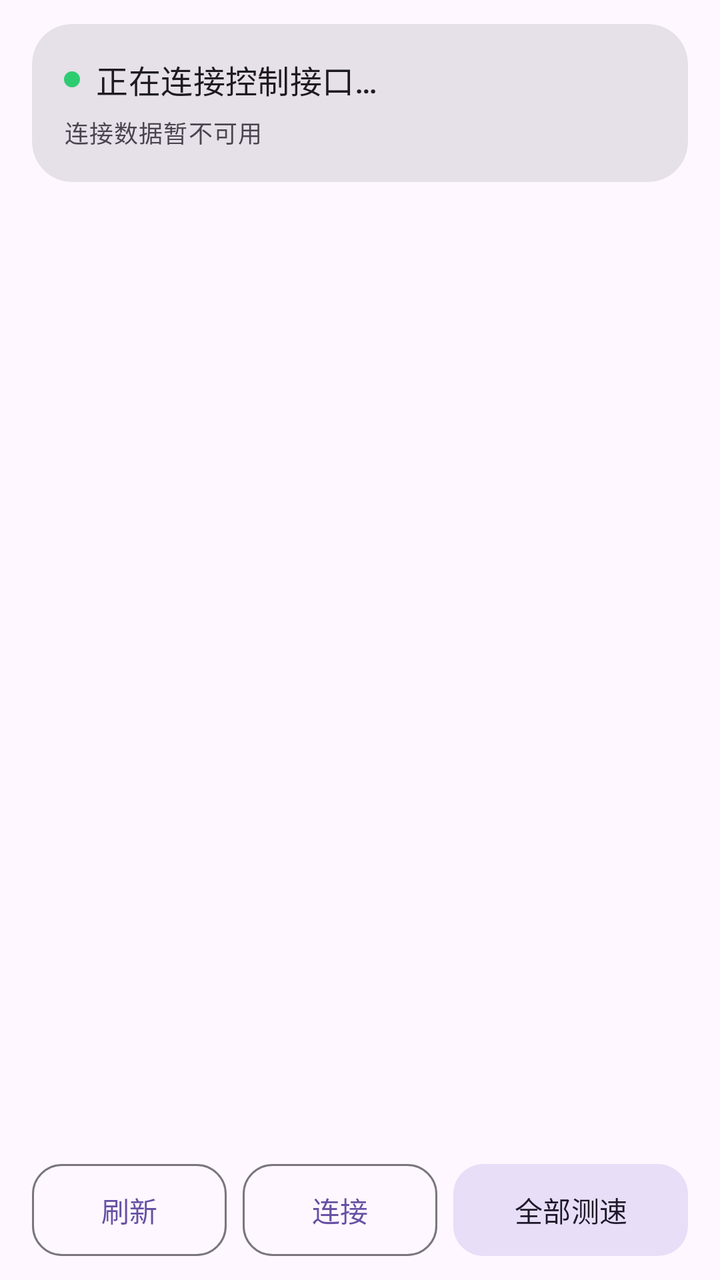
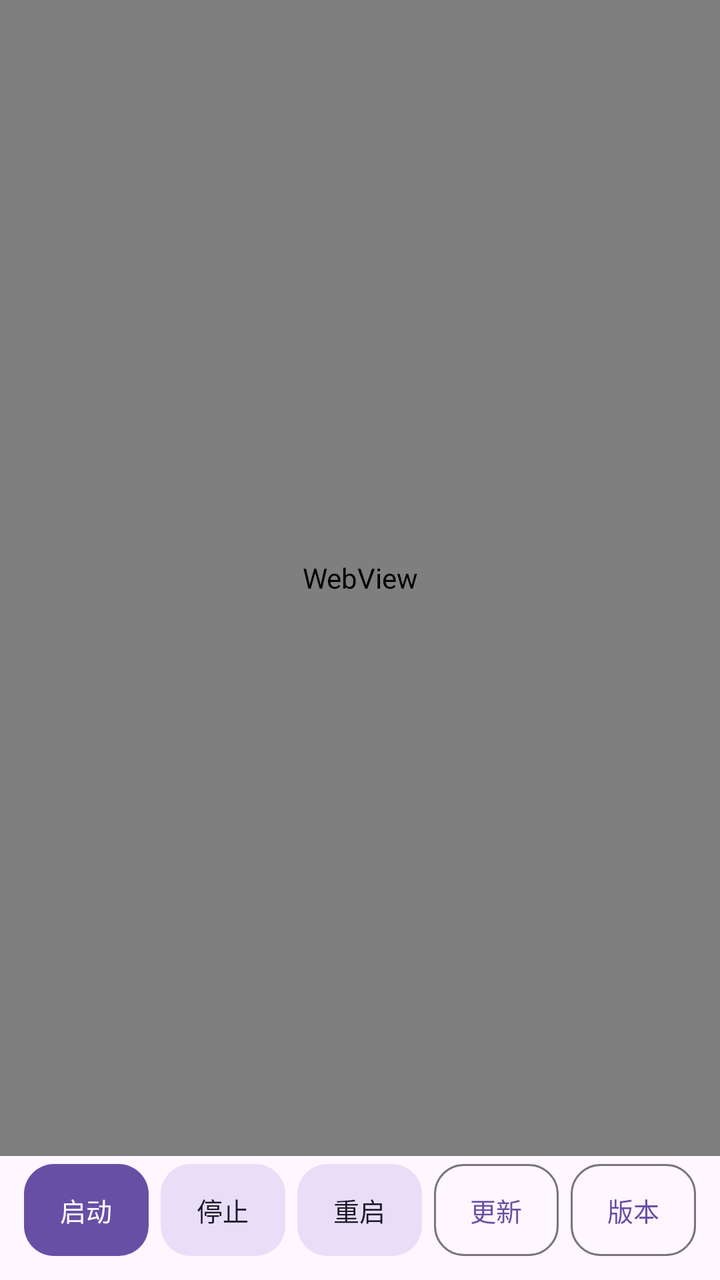

An Android layout rendered at two revisions. The XML below is the earlier revision; the diff shows what the commit changed to produce the second picture.
<!-- AndroidManifest.xml: application theme Theme.HyperOSMod -->
<!-- res/layout/fragment_panel.xml -->
<?xml version="1.0" encoding="utf-8"?>
<LinearLayout xmlns:android="http://schemas.android.com/apk/res/android"
    xmlns:app="http://schemas.android.com/apk/res-auto"
    android:layout_width="match_parent"
    android:layout_height="match_parent"
    android:orientation="vertical">

    <ProgressBar
        android:id="@+id/panel_progress"
        style="?android:attr/progressBarStyleHorizontal"
        android:layout_width="match_parent"
        android:layout_height="2dp"
        android:indeterminate="true"
        android:visibility="gone" />

    
    <com.google.android.material.card.MaterialCardView
        android:id="@+id/session_card"
        style="@style/Widget.Material3.CardView.Filled"
        android:layout_width="match_parent"
        android:layout_height="wrap_content"
        android:layout_marginStart="16dp"
        android:layout_marginTop="12dp"
        android:layout_marginEnd="16dp"
        android:clickable="true"
        android:focusable="true"
        android:foreground="?attr/selectableItemBackground"
        app:cardCornerRadius="20dp"
        app:cardElevation="0dp">

        <LinearLayout
            android:layout_width="match_parent"
            android:layout_height="wrap_content"
            android:orientation="vertical"
            android:padding="16dp">

            <LinearLayout
                android:layout_width="match_parent"
                android:layout_height="wrap_content"
                android:baselineAligned="false"
                android:gravity="center_vertical"
                android:orientation="horizontal">

                <View
                    android:id="@+id/panel_dot"
                    android:layout_width="8dp"
                    android:layout_height="8dp"
                    android:background="@drawable/bg_status_dot" />

                <TextView
                    android:id="@+id/panel_state"
                    android:layout_width="0dp"
                    android:layout_height="wrap_content"
                    android:layout_marginStart="8dp"
                    android:layout_weight="1"
                    android:ellipsize="end"
                    android:maxLines="1"
                    android:text="@string/panel_backend_checking"
                    android:textAppearance="?attr/textAppearanceTitleMedium"
                    app:autoSizeMaxTextSize="16sp"
                    app:autoSizeMinTextSize="11sp"
                    app:autoSizeStepGranularity="1sp"
                    app:autoSizeTextType="uniform" />
            </LinearLayout>

            <TextView
                android:id="@+id/session_meta"
                android:layout_width="match_parent"
                android:layout_height="wrap_content"
                android:layout_marginTop="6dp"
                android:maxLines="2"
                android:text="@string/panel_session_waiting"
                android:textAppearance="?attr/textAppearanceBodySmall"
                android:textColor="?attr/colorOnSurfaceVariant" />
        </LinearLayout>
    </com.google.android.material.card.MaterialCardView>

    
    <FrameLayout
        android:layout_width="match_parent"
        android:layout_height="0dp"
        android:layout_weight="1">

        <LinearLayout
            android:layout_width="match_parent"
            android:layout_height="wrap_content"
            android:layout_gravity="top"
            android:orientation="vertical">

            <androidx.recyclerview.widget.RecyclerView
                android:id="@+id/panel_list"
                android:layout_width="match_parent"
                android:layout_height="wrap_content"
                android:clipToPadding="false"
                android:paddingStart="16dp"
                android:paddingTop="10dp"
                android:paddingEnd="16dp"
                android:paddingBottom="4dp" />
        </LinearLayout>

        <TextView
            android:id="@+id/panel_empty"
            android:layout_width="wrap_content"
            android:layout_height="wrap_content"
            android:layout_gravity="center"
            android:gravity="center"
            android:padding="32dp"
            android:text="@string/panel_empty"
            android:textAppearance="?attr/textAppearanceBodyMedium"
            android:textColor="?attr/colorOnSurfaceVariant"
            android:visibility="gone" />
    </FrameLayout>

    <LinearLayout
        android:layout_width="match_parent"
        android:layout_height="wrap_content"
        android:baselineAligned="false"
        android:orientation="horizontal"
        android:paddingStart="16dp"
        android:paddingTop="4dp"
        android:paddingEnd="16dp"
        android:paddingBottom="12dp">

        <com.google.android.material.button.MaterialButton
            android:id="@+id/btn_refresh"
            style="@style/Widget.Material3.Button.OutlinedButton"
            android:layout_width="0dp"
            android:layout_height="46dp"
            android:layout_marginEnd="8dp"
            android:layout_weight="1"
            android:insetTop="0dp"
            android:insetBottom="0dp"
            android:minWidth="0dp"
            android:paddingStart="4dp"
            android:paddingEnd="4dp"
            android:text="@string/panel_refresh"
            android:textSize="14sp"
            app:cornerRadius="15dp" />

        <com.google.android.material.button.MaterialButton
            android:id="@+id/btn_connections"
            style="@style/Widget.Material3.Button.OutlinedButton"
            android:layout_width="0dp"
            android:layout_height="46dp"
            android:layout_marginEnd="8dp"
            android:layout_weight="1"
            android:insetTop="0dp"
            android:insetBottom="0dp"
            android:minWidth="0dp"
            android:paddingStart="4dp"
            android:paddingEnd="4dp"
            android:text="@string/panel_connections"
            android:textSize="14sp"
            app:cornerRadius="15dp" />

        <com.google.android.material.button.MaterialButton
            android:id="@+id/btn_test_all"
            style="@style/Widget.Material3.Button.TonalButton"
            android:layout_width="0dp"
            android:layout_height="46dp"
            android:layout_weight="1.2"
            android:insetTop="0dp"
            android:insetBottom="0dp"
            android:minWidth="0dp"
            android:paddingStart="4dp"
            android:paddingEnd="4dp"
            android:text="@string/panel_test_all"
            android:textSize="14sp"
            app:cornerRadius="15dp" />
    </LinearLayout>
</LinearLayout>
<!-- resources referenced by this layout -->
<resources>
  <!-- drawable bg_status_dot (drawable) -->
  <?xml version="1.0" encoding="utf-8"?>
  <shape xmlns:android="http://schemas.android.com/apk/res/android"
      android:shape="oval">
      <solid android:color="@color/accent_green" />
      <size android:width="10dp" android:height="10dp" />
  </shape>
  <string name="panel_backend_checking">正在连接控制接口…</string>
  <string name="panel_connections">连接</string>
  <string name="panel_empty">还没有可用数据</string>
  <string name="panel_refresh">刷新</string>
  <string name="panel_session_waiting">连接数据暂不可用</string>
  <string name="panel_test_all">全部测速</string>
  <style name="Theme.HyperOSMod" parent="Theme.Material3.DayNight.NoActionBar">
          <item name="android:windowActionModeOverlay">true</item>
          <item name="android:windowNoTitle">true</item>
          <item name="android:windowLightStatusBar">true</item>
          <item name="android:windowLightNavigationBar">true</item>
      </style>
  <color name="accent_green">#2ECC71</color>
</resources>

<!-- the commit's change to res/layout/fragment_panel.xml (unified diff, before → after) -->
@@ -14,158 +14,118 @@
         android:visibility="gone" />
 
     
-    <com.google.android.material.card.MaterialCardView
-        android:id="@+id/session_card"
-        style="@style/Widget.Material3.CardView.Filled"
-        android:layout_width="match_parent"
-        android:layout_height="wrap_content"
-        android:layout_marginStart="16dp"
-        android:layout_marginTop="12dp"
-        android:layout_marginEnd="16dp"
-        android:clickable="true"
-        android:focusable="true"
-        android:foreground="?attr/selectableItemBackground"
-        app:cardCornerRadius="20dp"
-        app:cardElevation="0dp">
-
-        <LinearLayout
-            android:layout_width="match_parent"
-            android:layout_height="wrap_content"
-            android:orientation="vertical"
-            android:padding="16dp">
-
-            <LinearLayout
-                android:layout_width="match_parent"
-                android:layout_height="wrap_content"
-                android:baselineAligned="false"
-                android:gravity="center_vertical"
-                android:orientation="horizontal">
-
-                <View
-                    android:id="@+id/panel_dot"
-                    android:layout_width="8dp"
-                    android:layout_height="8dp"
-                    android:background="@drawable/bg_status_dot" />
-
-                <TextView
-                    android:id="@+id/panel_state"
-                    android:layout_width="0dp"
-                    android:layout_height="wrap_content"
-                    android:layout_marginStart="8dp"
-                    android:layout_weight="1"
-                    android:ellipsize="end"
-                    android:maxLines="1"
-                    android:text="@string/panel_backend_checking"
-                    android:textAppearance="?attr/textAppearanceTitleMedium"
-                    app:autoSizeMaxTextSize="16sp"
-                    app:autoSizeMinTextSize="11sp"
-                    app:autoSizeStepGranularity="1sp"
-                    app:autoSizeTextType="uniform" />
-            </LinearLayout>
-
-            <TextView
-                android:id="@+id/session_meta"
-                android:layout_width="match_parent"
-                android:layout_height="wrap_content"
-                android:layout_marginTop="6dp"
-                android:maxLines="2"
-                android:text="@string/panel_session_waiting"
-                android:textAppearance="?attr/textAppearanceBodySmall"
-                android:textColor="?attr/colorOnSurfaceVariant" />
-        </LinearLayout>
-    </com.google.android.material.card.MaterialCardView>
-
-    
     <FrameLayout
         android:layout_width="match_parent"
         android:layout_height="0dp"
         android:layout_weight="1">
 
-        <LinearLayout
+        <WebView
+            android:id="@+id/panel_web"
             android:layout_width="match_parent"
-            android:layout_height="wrap_content"
-            android:layout_gravity="top"
-            android:orientation="vertical">
-
-            <androidx.recyclerview.widget.RecyclerView
-                android:id="@+id/panel_list"
-                android:layout_width="match_parent"
-                android:layout_height="wrap_content"
-                android:clipToPadding="false"
-                android:paddingStart="16dp"
-                android:paddingTop="10dp"
-                android:paddingEnd="16dp"
-                android:paddingBottom="4dp" />
-        </LinearLayout>
+            android:layout_height="match_parent" />
 
         <TextView
-            android:id="@+id/panel_empty"
+            android:id="@+id/panel_error"
             android:layout_width="wrap_content"
             android:layout_height="wrap_content"
             android:layout_gravity="center"
             android:gravity="center"
+            android:lineSpacingExtra="4dp"
             android:padding="32dp"
-            android:text="@string/panel_empty"
+            android:text="@string/panel_web_loading"
             android:textAppearance="?attr/textAppearanceBodyMedium"
             android:textColor="?attr/colorOnSurfaceVariant"
             android:visibility="gone" />
     </FrameLayout>
 
+    
     <LinearLayout
         android:layout_width="match_parent"
         android:layout_height="wrap_content"
         android:baselineAligned="false"
         android:orientation="horizontal"
-        android:paddingStart="16dp"
+        android:paddingStart="12dp"
         android:paddingTop="4dp"
-        android:paddingEnd="16dp"
+        android:paddingEnd="12dp"
         android:paddingBottom="12dp">
 
         <com.google.android.material.button.MaterialButton
-            android:id="@+id/btn_refresh"
-            style="@style/Widget.Material3.Button.OutlinedButton"
+            android:id="@+id/btn_start"
+            style="@style/Widget.Material3.Button"
             android:layout_width="0dp"
             android:layout_height="46dp"
-            android:layout_marginEnd="8dp"
+            android:layout_marginEnd="6dp"
             android:layout_weight="1"
             android:insetTop="0dp"
             android:insetBottom="0dp"
             android:minWidth="0dp"
-            android:paddingStart="4dp"
-            android:paddingEnd="4dp"
-            android:text="@string/panel_refresh"
-            android:textSize="14sp"
+            android:paddingStart="2dp"
+            android:paddingEnd="2dp"
+            android:text="@string/singbox_start"
+            android:textSize="13sp"
             app:cornerRadius="15dp" />
 
         <com.google.android.material.button.MaterialButton
-            android:id="@+id/btn_connections"
-            style="@style/Widget.Material3.Button.OutlinedButton"
+            android:id="@+id/btn_stop"
+            style="@style/Widget.Material3.Button.TonalButton"
             android:layout_width="0dp"
             android:layout_height="46dp"
-            android:layout_marginEnd="8dp"
+            android:layout_marginEnd="6dp"
             android:layout_weight="1"
             android:insetTop="0dp"
             android:insetBottom="0dp"
             android:minWidth="0dp"
-            android:paddingStart="4dp"
-            android:paddingEnd="4dp"
-            android:text="@string/panel_connections"
-            android:textSize="14sp"
+            android:paddingStart="2dp"
+            android:paddingEnd="2dp"
+            android:text="@string/singbox_stop"
+            android:textSize="13sp"
             app:cornerRadius="15dp" />
 
         <com.google.android.material.button.MaterialButton
-            android:id="@+id/btn_test_all"
+            android:id="@+id/btn_restart"
             style="@style/Widget.Material3.Button.TonalButton"
             android:layout_width="0dp"
             android:layout_height="46dp"
-            android:layout_weight="1.2"
+            android:layout_marginEnd="6dp"
+            android:layout_weight="1"
             android:insetTop="0dp"
             android:insetBottom="0dp"
             android:minWidth="0dp"
-            android:paddingStart="4dp"
-            android:paddingEnd="4dp"
-            android:text="@string/panel_test_all"
-            android:textSize="14sp"
+            android:paddingStart="2dp"
+            android:paddingEnd="2dp"
+            android:text="@string/singbox_restart"
+            android:textSize="13sp"
+            app:cornerRadius="15dp" />
+
+        <com.google.android.material.button.MaterialButton
+            android:id="@+id/btn_update"
+            style="@style/Widget.Material3.Button.OutlinedButton"
+            android:layout_width="0dp"
+            android:layout_height="46dp"
+            android:layout_marginEnd="6dp"
+            android:layout_weight="1"
+            android:insetTop="0dp"
+            android:insetBottom="0dp"
+            android:minWidth="0dp"
+            android:paddingStart="2dp"
+            android:paddingEnd="2dp"
+            android:text="@string/panel_update"
+            android:textSize="13sp"
+            app:cornerRadius="15dp" />
+
+        <com.google.android.material.button.MaterialButton
+            android:id="@+id/btn_version"
+            style="@style/Widget.Material3.Button.OutlinedButton"
+            android:layout_width="0dp"
+            android:layout_height="46dp"
+            android:layout_weight="1"
+            android:insetTop="0dp"
+            android:insetBottom="0dp"
+            android:minWidth="0dp"
+            android:paddingStart="2dp"
+            android:paddingEnd="2dp"
+            android:text="@string/panel_version_entry"
+            android:textSize="13sp"
             app:cornerRadius="15dp" />
     </LinearLayout>
 </LinearLayout>
<!-- resource entries referenced after the edit -->
@@ -1,24 +1,16 @@
 <!-- resources referenced by this layout -->
 <resources>
-  <!-- drawable bg_status_dot (drawable) -->
-  <?xml version="1.0" encoding="utf-8"?>
-  <shape xmlns:android="http://schemas.android.com/apk/res/android"
-      android:shape="oval">
-      <solid android:color="@color/accent_green" />
-      <size android:width="10dp" android:height="10dp" />
-  </shape>
-  <string name="panel_backend_checking">正在连接控制接口…</string>
-  <string name="panel_connections">连接</string>
-  <string name="panel_empty">还没有可用数据</string>
-  <string name="panel_refresh">刷新</string>
-  <string name="panel_session_waiting">连接数据暂不可用</string>
-  <string name="panel_test_all">全部测速</string>
+  <string name="panel_update">更新</string>
+  <string name="panel_version_entry">版本</string>
+  <string name="panel_web_loading">正在加载面板…</string>
+  <string name="singbox_restart">重启</string>
+  <string name="singbox_start">启动</string>
+  <string name="singbox_stop">停止</string>
   <style name="Theme.HyperOSMod" parent="Theme.Material3.DayNight.NoActionBar">
           <item name="android:windowActionModeOverlay">true</item>
           <item name="android:windowNoTitle">true</item>
           <item name="android:windowLightStatusBar">true</item>
           <item name="android:windowLightNavigationBar">true</item>
       </style>
-  <color name="accent_green">#2ECC71</color>
 </resources>
 
